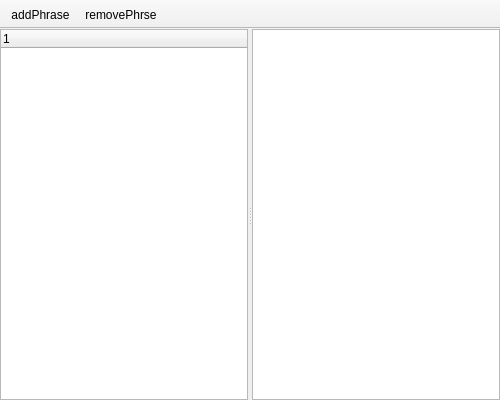
Old version of the form PhraseEditorUI.ui in the repository kiry665/FastPaste.
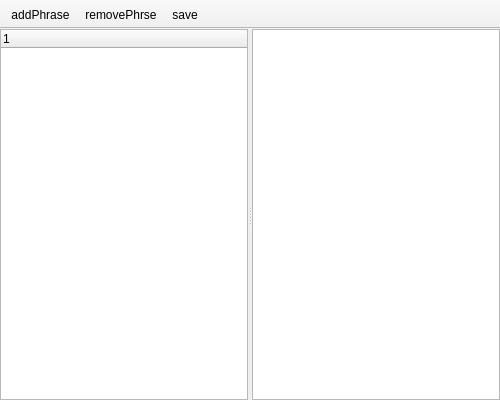
New version of the form. Icons and pictures are not drawn.

Diff of the .ui file:
```diff
--- a/PhraseEditorUI.ui
+++ b/PhraseEditorUI.ui
@@ -53,6 +53,7 @@
    </attribute>
    <addaction name="actionaddPhrase"/>
    <addaction name="actionremovePhrase"/>
+   <addaction name="actionsave"/>
   </widget>
   <action name="actionaddPhrase">
    <property name="icon">
@@ -72,6 +73,15 @@
     <string>removePhrse</string>
    </property>
   </action>
+  <action name="actionsave">
+   <property name="icon">
+    <iconset>
+     <normaloff>Images/save.png</normaloff>Images/save.png</iconset>
+   </property>
+   <property name="text">
+    <string>save</string>
+   </property>
+  </action>
  </widget>
  <resources>
   <include location="Images/res.qrc"/>
```
Left out of the diff: 8 changed lines with no effect on the pictures.
